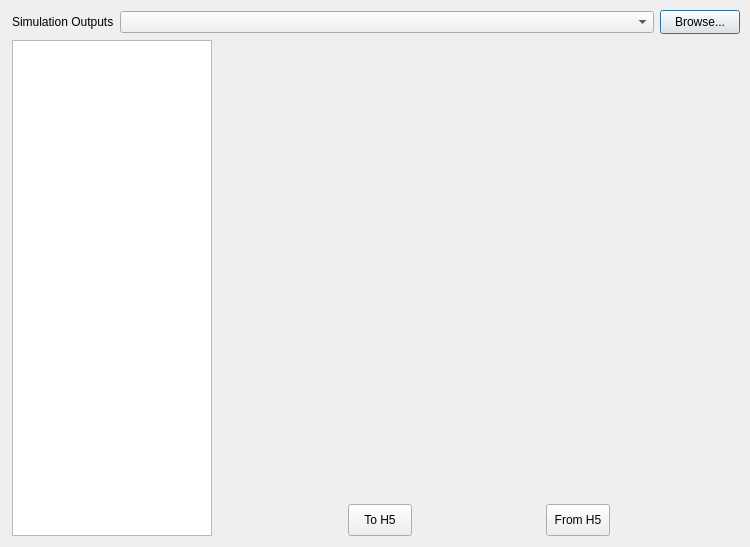
Qt form res/mee_plot_gui.ui (fran-jo/SimuGUI) before a commit.
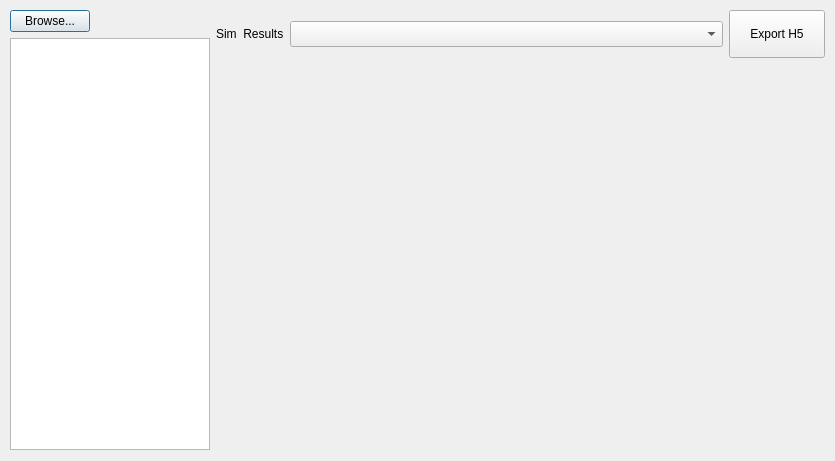
The same form after that commit. Icons and pictures are not drawn.

The edit to the form file:
```diff
--- a/res/mee_plot_gui.ui
+++ b/res/mee_plot_gui.ui
@@ -6,8 +6,8 @@
    <rect>
     <x>0</x>
     <y>0</y>
-    <width>750</width>
-    <height>547</height>
+    <width>835</width>
+    <height>461</height>
    </rect>
   </property>
   <property name="windowTitle">
@@ -18,73 +18,27 @@
     <rect>
      <x>10</x>
      <y>10</y>
-     <width>732</width>
-     <height>526</height>
+     <width>815</width>
+     <height>440</height>
     </rect>
    </property>
    <layout class="QGridLayout" name="gridLayout">
-    <item row="0" column="0" colspan="2">
-     <layout class="QHBoxLayout" name="horizontalLayout">
-      <item>
-       <widget class="QLabel" name="label_2">
-        <property name="sizePolicy">
-         <sizepolicy hsizetype="Fixed" vsizetype="Preferred">
-          <horstretch>0</horstretch>
-          <verstretch>0</verstretch>
-         </sizepolicy>
-        </property>
-        <property name="minimumSize">
-         <size>
-          <width>0</width>
-          <height>22</height>
-         </size>
-        </property>
-        <property name="layoutDirection">
-         <enum>Qt::RightToLeft</enum>
-        </property>
-        <property name="text">
-         <string>Simulation Outputs</string>
-        </property>
-       </widget>
-      </item>
-      <item>
-       <widget class="QComboBox" name="cbxOutputs">
-        <property name="sizePolicy">
-         <sizepolicy hsizetype="MinimumExpanding" vsizetype="Fixed">
-          <horstretch>0</horstretch>
-          <verstretch>0</verstretch>
-         </sizepolicy>
-        </property>
-        <property name="minimumSize">
-         <size>
-          <width>450</width>
-          <height>22</height>
-         </size>
-        </property>
-       </widget>
-      </item>
+    <item row="0" column="0" rowspan="2">
+     <layout class="QVBoxLayout" name="verticalLayout">
       <item>
        <widget class="QPushButton" name="btnBrowseMeasurements">
         <property name="sizePolicy">
-         <sizepolicy hsizetype="Minimum" vsizetype="Fixed">
+         <sizepolicy hsizetype="Fixed" vsizetype="Fixed">
           <horstretch>0</horstretch>
           <verstretch>0</verstretch>
          </sizepolicy>
         </property>
-        <property name="minimumSize">
-         <size>
-          <width>75</width>
-          <height>24</height>
-         </size>
-        </property>
         <property name="text">
          <string>Browse...</string>
         </property>
        </widget>
       </item>
-     </layout>
-    </item>
-    <item row="1" column="0" rowspan="2">
+      <item>
      <widget class="QTreeWidget" name="twVariable">
       <property name="enabled">
        <bool>true</bool>
@@ -98,7 +52,7 @@
       <property name="minimumSize">
        <size>
         <width>200</width>
-        <height>480</height>
+          <height>380</height>
        </size>
       </property>
       <property name="maximumSize">
@@ -147,6 +101,79 @@
       </column>
      </widget>
     </item>
+     </layout>
+    </item>
+    <item row="0" column="1">
+     <layout class="QHBoxLayout" name="horizontalLayout">
+      <item>
+       <widget class="QLabel" name="label_2">
+        <property name="sizePolicy">
+         <sizepolicy hsizetype="Fixed" vsizetype="Preferred">
+          <horstretch>0</horstretch>
+          <verstretch>0</verstretch>
+         </sizepolicy>
+        </property>
+        <property name="layoutDirection">
+         <enum>Qt::RightToLeft</enum>
+        </property>
+        <property name="text">
+         <string>Sim  Results</string>
+        </property>
+       </widget>
+      </item>
+      <item>
+       <widget class="QComboBox" name="cbxOutputs">
+        <property name="sizePolicy">
+         <sizepolicy hsizetype="Minimum" vsizetype="Fixed">
+          <horstretch>0</horstretch>
+          <verstretch>0</verstretch>
+         </sizepolicy>
+        </property>
+        <property name="minimumSize">
+         <size>
+          <width>400</width>
+          <height>26</height>
+         </size>
+        </property>
+       </widget>
+      </item>
+      <item>
+       <widget class="QPushButton" name="btnSaveSignals">
+        <property name="sizePolicy">
+         <sizepolicy hsizetype="Maximum" vsizetype="Maximum">
+          <horstretch>0</horstretch>
+          <verstretch>0</verstretch>
+         </sizepolicy>
+        </property>
+        <property name="minimumSize">
+         <size>
+          <width>32</width>
+          <height>32</height>
+         </size>
+        </property>
+        <property name="maximumSize">
+         <size>
+          <width>96</width>
+          <height>48</height>
+         </size>
+        </property>
+        <property name="text">
+         <string>Export H5</string>
+        </property>
+        <property name="icon">
+         <iconset>
+          <normaloff>img/1495484755_Log Out.ico</normaloff>img/1495484755_Log Out.ico</iconset>
+        </property>
+        <property name="iconSize">
+         <size>
+          <width>32</width>
+          <height>32</height>
+         </size>
+        </property>
+       </widget>
+      </item>
+     </layout>
+    </item>
     <item row="1" column="1">
      <widget class="QWidget" name="centralWidget" native="true">
       <property name="sizePolicy">
@@ -163,80 +190,6 @@
       </property>
      </widget>
     </item>
-    <item row="2" column="1">
-     <layout class="QHBoxLayout" name="horizontalLayout_2">
-      <item>
-       <widget class="QPushButton" name="btnSaveSignals">
-        <property name="sizePolicy">
-         <sizepolicy hsizetype="Minimum" vsizetype="Minimum">
-          <horstretch>0</horstretch>
-          <verstretch>0</verstretch>
-         </sizepolicy>
-        </property>
-        <property name="minimumSize">
-         <size>
-          <width>64</width>
-          <height>32</height>
-         </size>
-        </property>
-        <property name="maximumSize">
-         <size>
-          <width>64</width>
-          <height>32</height>
-         </size>
-        </property>
-        <property name="text">
-         <string>To H5</string>
-        </property>
-        <property name="icon">
-         <iconset>
-          <normaloff>img/1495484755_Log Out.ico</normaloff>img/1495484755_Log Out.ico</iconset>
-        </property>
-        <property name="iconSize">
-         <size>
-          <width>32</width>
-          <height>32</height>
-         </size>
-        </property>
-       </widget>
-      </item>
-      <item>
-       <widget class="QPushButton" name="btnLoadSignals">
-        <property name="sizePolicy">
-         <sizepolicy hsizetype="Minimum" vsizetype="Minimum">
-          <horstretch>0</horstretch>
-          <verstretch>0</verstretch>
-         </sizepolicy>
-        </property>
-        <property name="minimumSize">
-         <size>
-          <width>64</width>
-          <height>32</height>
-         </size>
-        </property>
-        <property name="maximumSize">
-         <size>
-          <width>64</width>
-          <height>32</height>
-         </size>
-        </property>
-        <property name="text">
-         <string>From H5</string>
-        </property>
-        <property name="icon">
-         <iconset>
-          <normaloff>img/1495484755_Log Out.ico</normaloff>img/1495484755_Log Out.ico</iconset>
-        </property>
-        <property name="iconSize">
-         <size>
-          <width>32</width>
-          <height>32</height>
-         </size>
-        </property>
-       </widget>
-      </item>
-     </layout>
-    </item>
    </layout>
   </widget>
  </widget>
```
Left out of the diff: 3 changed lines with no effect on the pictures. Lines whose indentation alone changed are shown as unchanged.
